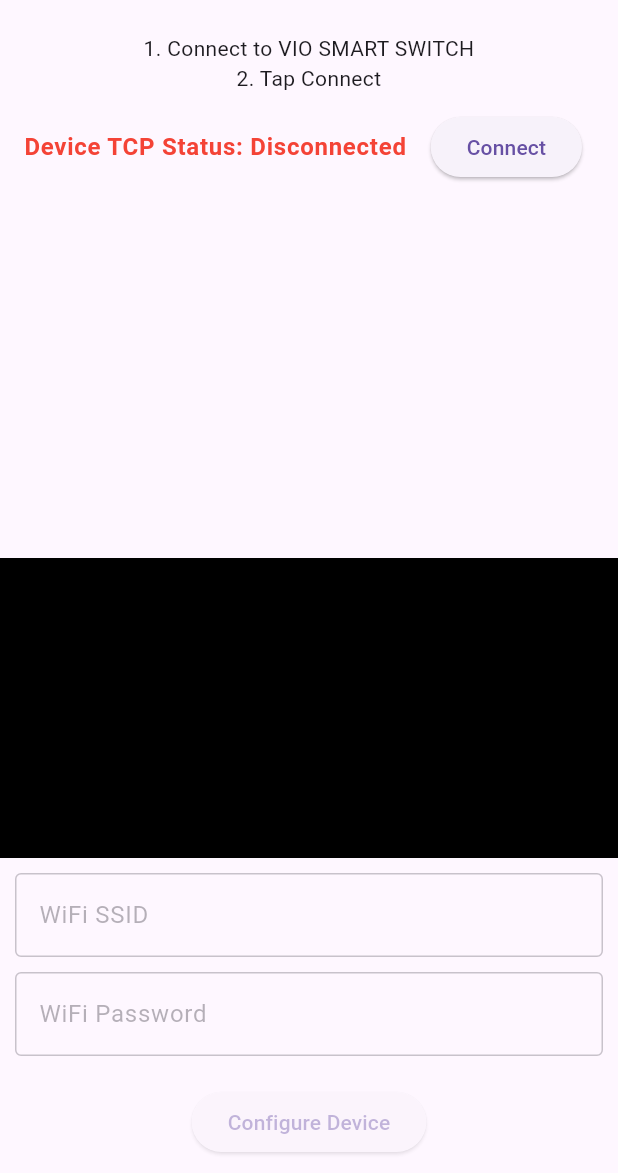
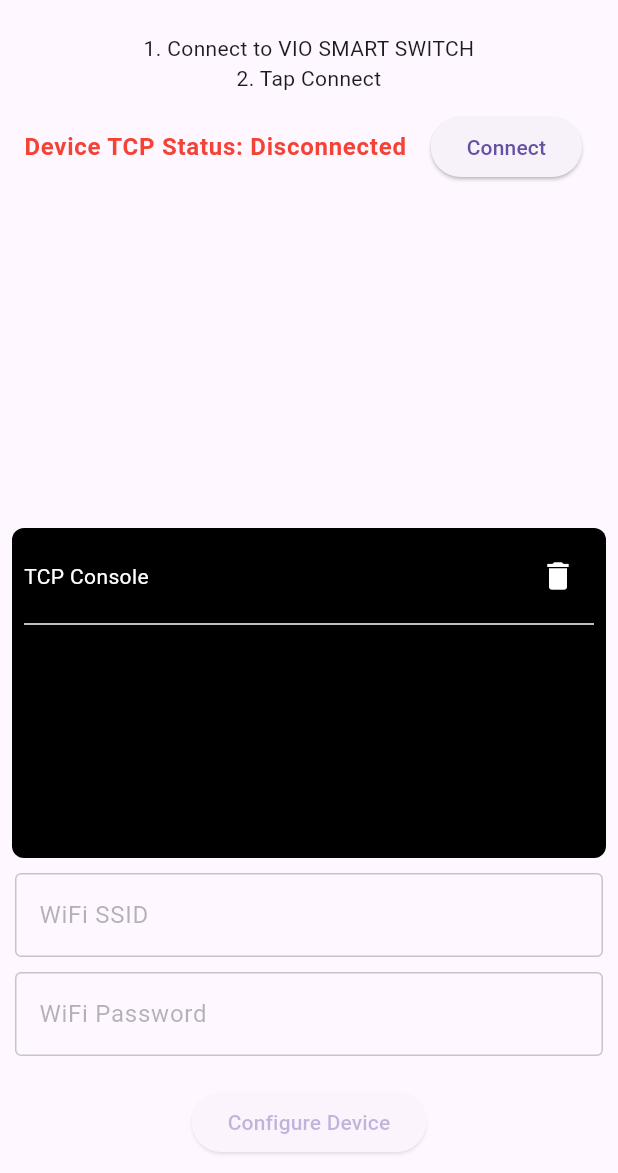
Before and after one commit to SaiMehtre/configuration-app, a Flutter app: the screen it shows after launch, on a phone screen of 412 x 824 dp, the part 63-1236 px from its top. Run offline on Flutter 3.47's test engine with Material 3 defaults, Android fonts, the phone set to English and light mode, and no system bars; missing offline and left inert: wifi_iot.

Commit message:
Added advanced TCP console with auto-scroll, colors, and clear logs

```diff
--- a/lib/widgets/tcp_console.dart
+++ b/lib/widgets/tcp_console.dart
@@ -11,36 +11,88 @@
 
 class _TcpConsoleState extends State<TcpConsole> {
   final List<String> logs = [];
+  final ScrollController _scrollController = ScrollController();
+
+  void _scrollToBottom() {
+    Future.delayed(const Duration(milliseconds: 100), () {
+      if (_scrollController.hasClients) {
+        _scrollController.jumpTo(
+          _scrollController.position.maxScrollExtent,
+        );
+      }
+    });
+  }
+
+  Color _getColor(String log) {
+    if (log.startsWith("📤")) return Colors.blue;
+    if (log.startsWith("📥")) return Colors.green;
+    if (log.startsWith("❌")) return Colors.red;
+    return Colors.grey;
+  }
 
   @override
   Widget build(BuildContext context) {
     final deviceProvider = Provider.of<DeviceProvider>(context);
 
     return Container(
-      height: 200,
+      height: 220,
+      margin: const EdgeInsets.symmetric(horizontal: 8),
       padding: const EdgeInsets.all(8),
+      decoration: BoxDecoration(
         color: Colors.black,
+        borderRadius: BorderRadius.circular(8),
+      ),
+      child: Column(
+        children: [
+          /// 🔥 Header (title + clear button)
+          Row(
+            mainAxisAlignment: MainAxisAlignment.spaceBetween,
+            children: [
+              const Text(
+                "TCP Console",
+                style: TextStyle(color: Colors.white),
+              ),
+              IconButton(
+                icon: const Icon(Icons.delete, color: Colors.white),
+                onPressed: () {
+                  setState(() {
+                    logs.clear();
+                  });
+                },
+              )
+            ],
+          ),
+
+          const Divider(color: Colors.white),
+
+          /// 🔥 Logs view
+          Expanded(
             child: StreamBuilder<String>(
               stream: deviceProvider.logs,
               builder: (context, snapshot) {
                 if (snapshot.hasData) {
                   logs.add(snapshot.data!);
+                  _scrollToBottom();
                 }
 
-          return ListView(
-            children: logs
-                .map(
-                  (e) => Text(
-                    e,
-                    style: const TextStyle(
-                      color: Colors.green,
+                return ListView.builder(
+                  controller: _scrollController,
+                  itemCount: logs.length,
+                  itemBuilder: (context, index) {
+                    final log = logs[index];
+                    return Text(
+                      log,
+                      style: TextStyle(
+                        color: _getColor(log),
                         fontFamily: 'monospace',
                       ),
-                  ),
-                )
-                .toList(),
                     );
                   },
+                );
+              },
+            ),
+          ),
+        ],
       ),
     );
   }
```
Lines whose indentation alone changed are shown as unchanged.
